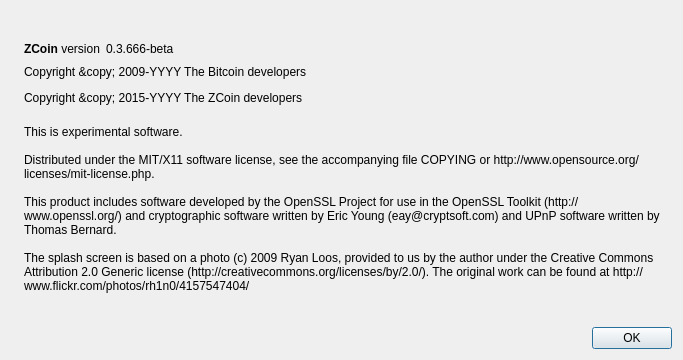
Qt form src/qt/forms/aboutdialog.ui (firoorg/firo) before a commit.
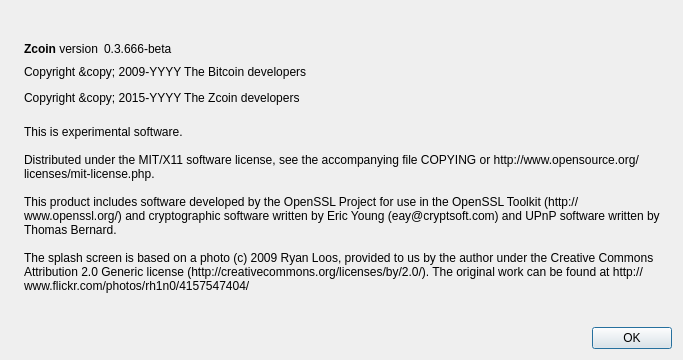
The same form after that commit. Icons and pictures are not drawn.

Patch:
```diff
--- a/src/qt/forms/aboutdialog.ui
+++ b/src/qt/forms/aboutdialog.ui
@@ -50,7 +50,7 @@
           <cursorShape>IBeamCursor</cursorShape>
          </property>
          <property name="text">
-          <string>&lt;b&gt;ZCoin&lt;/b&gt; version</string>
+          <string>&lt;b&gt;Zcoin&lt;/b&gt; version</string>
          </property>
          <property name="textInteractionFlags">
           <set>Qt::LinksAccessibleByMouse|Qt::TextSelectableByKeyboard|Qt::TextSelectableByMouse</set>
@@ -91,7 +91,7 @@
         <cursorShape>IBeamCursor</cursorShape>
        </property>
        <property name="text">
-        <string notr="true">&lt;html&gt;&lt;head/&gt;&lt;body&gt;&lt;p&gt;Copyright &amp;amp;copy; 2009-YYYY The Bitcoin developers&lt;/p&gt;&lt;p&gt;Copyright &amp;amp;copy; 2015-YYYY The ZCoin developers&lt;/p&gt;&lt;/body&gt;&lt;/html&gt;</string>
+        <string notr="true">&lt;html&gt;&lt;head/&gt;&lt;body&gt;&lt;p&gt;Copyright &amp;amp;copy; 2009-YYYY The Bitcoin developers&lt;/p&gt;&lt;p&gt;Copyright &amp;amp;copy; 2015-YYYY The Zcoin developers&lt;/p&gt;&lt;/body&gt;&lt;/html&gt;</string>
        </property>
        <property name="textFormat">
         <enum>Qt::RichText</enum>
```
Left out of the diff: 2 changed lines with no effect on the pictures.
